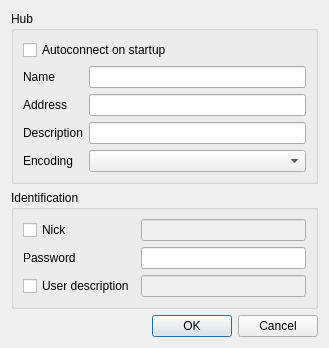
First picture: the form in eiskaltdcpp/ui/UIFavoriteHubEditor.ui, repository eiskaltdcpp/eiskaltdcpp, before the edit.
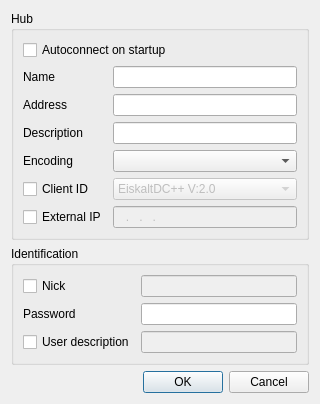
Second picture: the form after the edit.

Commit message: movable tabs, emulation of other clients (fav hub only), custom external ip (fav hubs only)

What changed in the file:
```diff
--- a/eiskaltdcpp/ui/UIFavoriteHubEditor.ui
+++ b/eiskaltdcpp/ui/UIFavoriteHubEditor.ui
@@ -6,8 +6,8 @@
    <rect>
     <x>0</x>
     <y>0</y>
-    <width>329</width>
-    <height>342</height>
+    <width>320</width>
+    <height>365</height>
    </rect>
   </property>
   <property name="windowTitle">
@@ -67,6 +67,67 @@
         </property>
        </widget>
       </item>
+      <item row="5" column="0">
+       <widget class="QCheckBox" name="checkBox_CID">
+        <property name="text">
+         <string>Client ID</string>
+        </property>
+       </widget>
+      </item>
+      <item row="6" column="0">
+       <widget class="QCheckBox" name="checkBox_IP">
+        <property name="text">
+         <string>External IP</string>
+        </property>
+       </widget>
+      </item>
+      <item row="5" column="1">
+       <widget class="QComboBox" name="comboBox_CID">
+        <property name="enabled">
+         <bool>false</bool>
+        </property>
+        <item>
+         <property name="text">
+          <string>EiskaltDC++ V:2.0</string>
+         </property>
+        </item>
+        <item>
+         <property name="text">
+          <string>++ V:0.75 </string>
+         </property>
+        </item>
+        <item>
+         <property name="text">
+          <string>StrgDC++ V:2.30</string>
+         </property>
+        </item>
+        <item>
+         <property name="text">
+          <string>ApexDC++ V: 1.2.2 </string>
+         </property>
+        </item>
+        <item>
+         <property name="text">
+          <string>FlylinkDC++ V:(r500) </string>
+         </property>
+        </item>
+        <item>
+         <property name="text">
+          <string>HomeDC++ V:2.22 </string>
+         </property>
+        </item>
+       </widget>
+      </item>
+      <item row="6" column="1">
+       <widget class="QLineEdit" name="lineEdit_IP">
+        <property name="enabled">
+         <bool>false</bool>
+        </property>
+        <property name="inputMask">
+         <string>000.000.000.000; </string>
+        </property>
+       </widget>
+      </item>
      </layout>
     </widget>
    </item>
```
Left out of the diff: 56 changed lines with no effect on the pictures. The commit also changes 10 other files.
